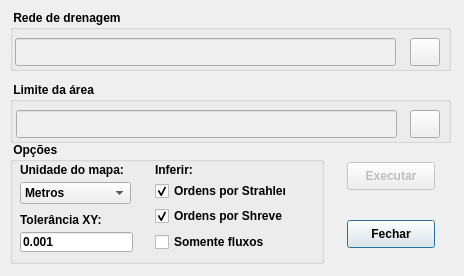
This is hydroflow_dialog_base.ui in hruzeda/hydroflow_python_plugin as Qt 5 draws it before an edit. The edited form follows.
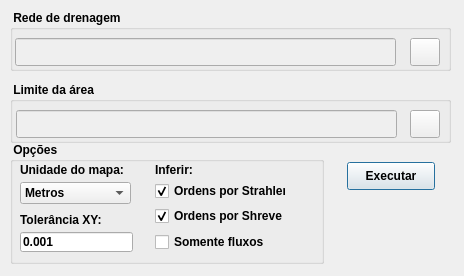
This is the edited form. Icons and pictures are not drawn.

```diff
--- a/hydroflow_dialog_base.ui
+++ b/hydroflow_dialog_base.ui
@@ -13,31 +13,7 @@
   <property name="windowTitle">
    <string>Hydroflow</string>
   </property>
-  <widget class="QPushButton" name="pushButton_Close">
-   <property name="geometry">
-    <rect>
-     <x>347</x>
-     <y>220</y>
-     <width>88</width>
-     <height>28</height>
-    </rect>
-   </property>
-   <property name="font">
-    <font>
-     <bold>true</bold>
-    </font>
-   </property>
-   <property name="text">
-    <string>Fechar</string>
-   </property>
-   <property name="flat">
-    <bool>false</bool>
-   </property>
-  </widget>
   <widget class="QPushButton" name="pushButton_Exec">
-   <property name="enabled">
-    <bool>false</bool>
-   </property>
    <property name="geometry">
     <rect>
      <x>347</x>
```
